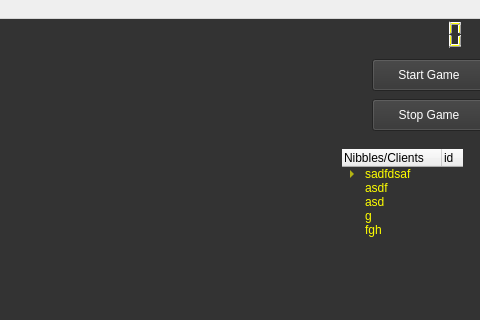
namelessvoid/piranhas, file nibbles/gui/servergui.ui: the form before one commit; both pictures show x 378 to 858 and y 0 to 320 of the 858 by 608 pixel window.
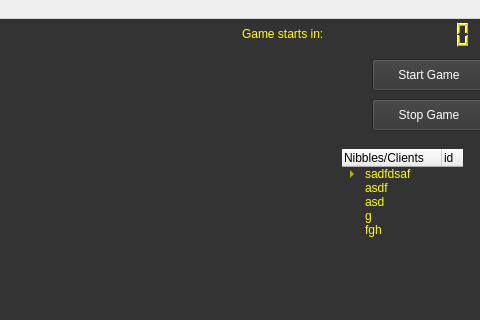
The form after the commit. Icons and pictures are not drawn. Custom widgets are drawn as their Qt base class.

Commit message: Implemented gamestart countdown.

```diff
--- a/nibbles/gui/servergui.ui
+++ b/nibbles/gui/servergui.ui
@@ -46,7 +46,7 @@
    <widget class="QLCDNumber" name="countdown">
     <property name="geometry">
      <rect>
-      <x>750</x>
+      <x>740</x>
       <y>0</y>
       <width>111</width>
       <height>31</height>
@@ -58,6 +58,9 @@
 color:yellow;
 }</string>
     </property>
+    <property name="digitCount">
+     <number>8</number>
+    </property>
    </widget>
    <widget class="QFrame" name="bg">
     <property name="geometry">
@@ -278,6 +281,22 @@
      <string/>
     </property>
    </widget>
+   <widget class="QLabel" name="label">
+    <property name="geometry">
+     <rect>
+      <x>620</x>
+      <y>0</y>
+      <width>121</width>
+      <height>30</height>
+     </rect>
+    </property>
+    <property name="styleSheet">
+     <string notr="true">color:yellow;</string>
+    </property>
+    <property name="text">
+     <string>Game starts in:</string>
+    </property>
+   </widget>
    <zorder>bg</zorder>
    <zorder>countdown</zorder>
    <zorder>title</zorder>
```
Left out of the diff: 1 changed line with no effect on the pictures. The commit also changes 1 other file.
